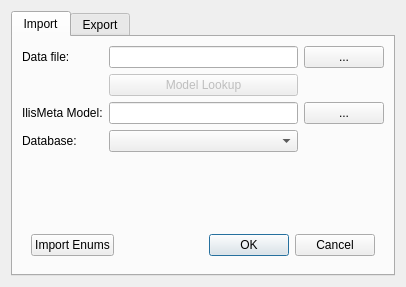
Before: the Qt Designer form qgis/interlis/ui_interlis.ui in sourcepole/ogrtools, drawn with Qt 5.
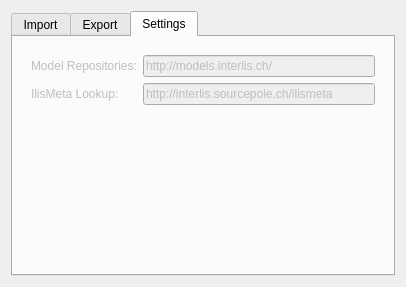
After: the same form once the commit is applied. The open tabs and pages were chosen to show the change.

Patch:
```diff
--- a/qgis/interlis/ui_interlis.ui
+++ b/qgis/interlis/ui_interlis.ui
@@ -13,8 +13,8 @@
   <property name="windowTitle">
    <string>Interlis</string>
   </property>
-  <layout class="QVBoxLayout" name="verticalLayout">
-   <item>
+  <layout class="QGridLayout" name="gridLayout_4">
+   <item row="0" column="0">
     <widget class="QTabWidget" name="tabWidget">
      <property name="enabled">
       <bool>true</bool>
@@ -29,16 +29,6 @@
       <layout class="QGridLayout" name="gridLayout_2">
        <item row="0" column="0">
         <layout class="QGridLayout" name="gridLayout">
-         <item row="1" column="1">
-          <widget class="QPushButton" name="pushButton">
-           <property name="enabled">
-            <bool>false</bool>
-           </property>
-           <property name="text">
-            <string>Model Lookup</string>
-           </property>
-          </widget>
-         </item>
          <item row="0" column="0">
           <widget class="QLabel" name="mDataFileLabel">
            <property name="text">
@@ -134,6 +124,65 @@
        <string>Export</string>
       </attribute>
      </widget>
+     <widget class="QWidget" name="settingstab">
+      <attribute name="title">
+       <string>Settings</string>
+      </attribute>
+      <layout class="QGridLayout" name="gridLayout_5">
+       <item row="1" column="0">
+        <widget class="QFrame" name="frame_2">
+         <layout class="QFormLayout" name="formLayout">
+          <item row="0" column="0">
+           <widget class="QLabel" name="label_3">
+            <property name="enabled">
+             <bool>false</bool>
+            </property>
+            <property name="text">
+             <string>Model Repositories:</string>
+            </property>
+            <property name="buddy">
+             <cstring>lineEdit</cstring>
+            </property>
+           </widget>
+          </item>
+          <item row="0" column="1">
+           <widget class="QLineEdit" name="lineEdit">
+            <property name="enabled">
+             <bool>false</bool>
+            </property>
+            <property name="text">
+             <string>http://models.interlis.ch/</string>
+            </property>
+           </widget>
+          </item>
+          <item row="1" column="0">
+           <widget class="QLabel" name="label_4">
+            <property name="enabled">
+             <bool>false</bool>
+            </property>
+            <property name="text">
+             <string>IlisMeta Lookup:</string>
+            </property>
+            <property name="buddy">
+             <cstring>lineEdit_2</cstring>
+            </property>
+           </widget>
+          </item>
+          <item row="1" column="1">
+           <widget class="QLineEdit" name="lineEdit_2">
+            <property name="enabled">
+             <bool>false</bool>
+            </property>
+            <property name="text">
+             <string>http://interlis.sourcepole.ch/ilismeta</string>
+            </property>
+           </widget>
+          </item>
+         </layout>
+        </widget>
+       </item>
+      </layout>
+     </widget>
     </widget>
    </item>
   </layout>
```
Left out of the diff: 116 changed lines with no effect on the pictures.
